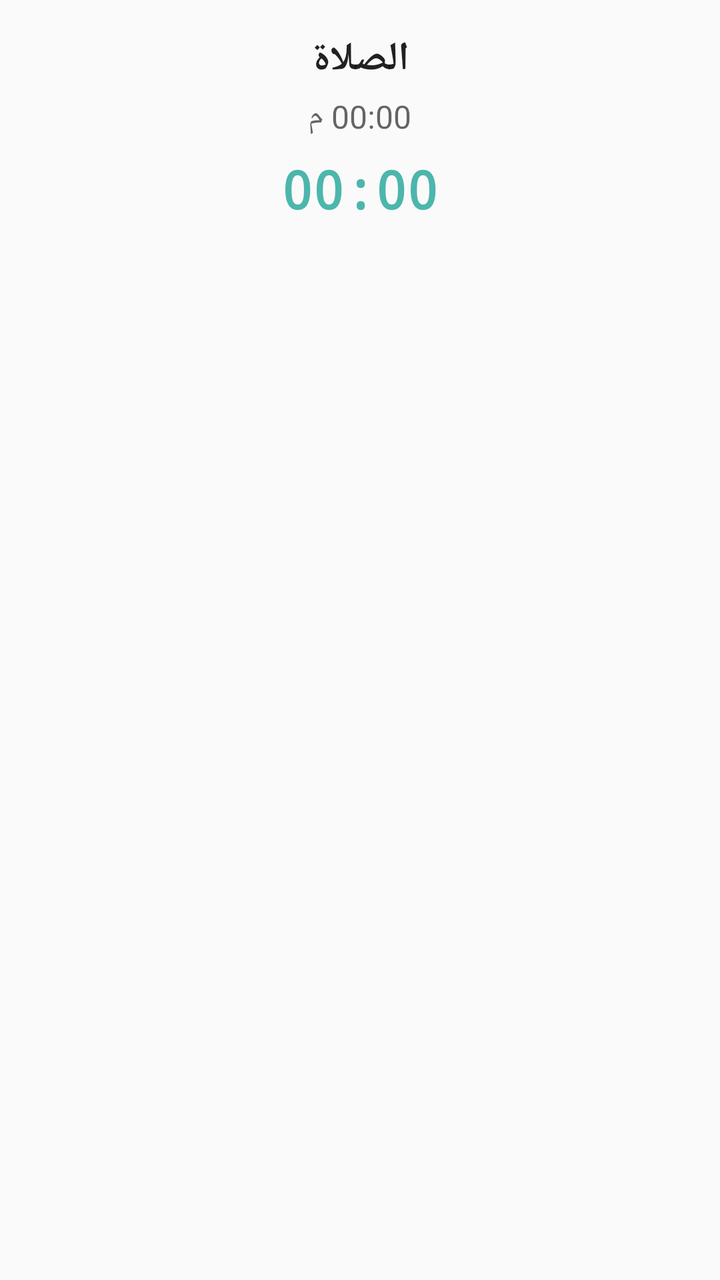
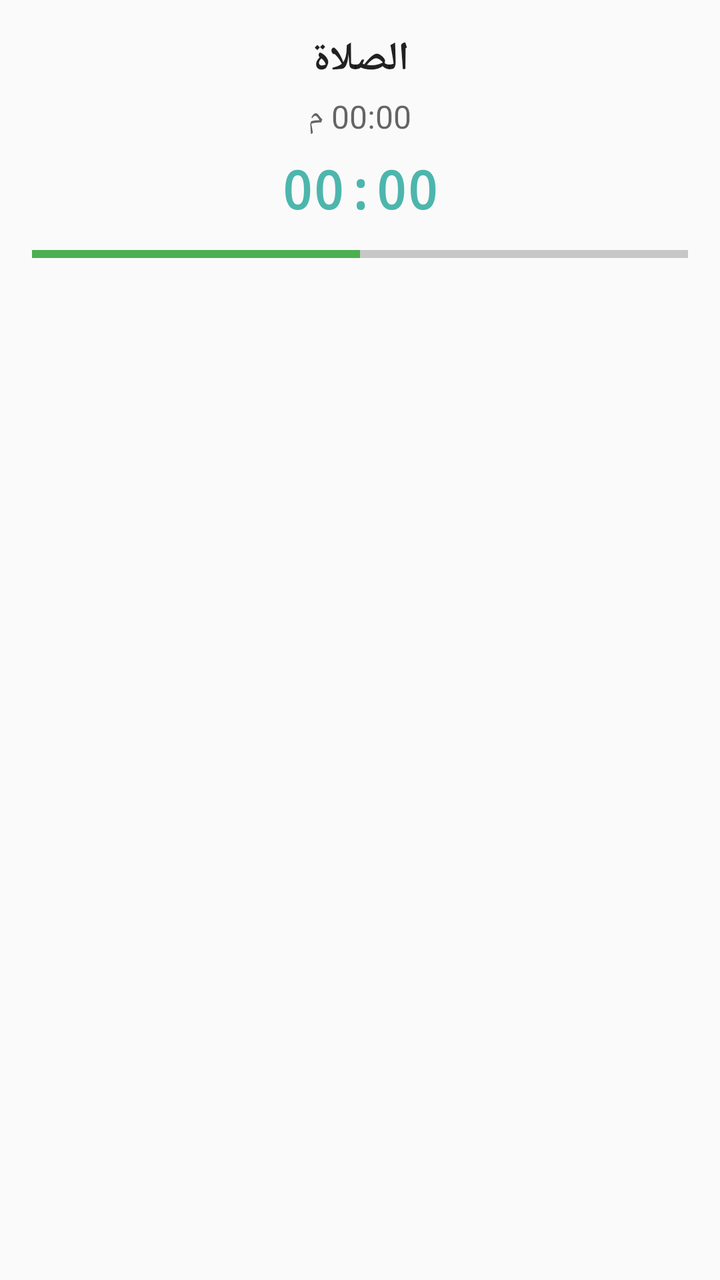

Screens rendered from an Android XML layout before and after an edit, with the pre-edit source and the edit as a unified diff.
<!-- AndroidManifest.xml: application theme AppTheme -->
<!-- res/layout/notif_persistent.xml -->
<?xml version="1.0" encoding="utf-8"?>
<LinearLayout xmlns:android="http://schemas.android.com/apk/res/android"
    android:layout_width="match_parent"
    android:layout_height="wrap_content"
    android:orientation="vertical"
    android:padding="16dp"
    android:gravity="center_horizontal">

    <TextView
        android:id="@+id/notif_prayer_name"
        android:layout_width="wrap_content"
        android:layout_height="wrap_content"
        android:text="الصلاة"
        android:textColor="?android:attr/textColorPrimary"
        android:textSize="20sp"
        android:textStyle="bold" />

    <TextView
        android:id="@+id/notif_prayer_time"
        android:layout_width="wrap_content"
        android:layout_height="wrap_content"
        android:text="00:00 م"
        android:textColor="?android:attr/textColorSecondary"
        android:textSize="16sp"
        android:layout_marginTop="4dp" />

    <Chronometer
        android:id="@+id/notif_chronometer"
        android:layout_width="wrap_content"
        android:layout_height="wrap_content"
        android:textColor="#4DB6AC"
        android:textSize="26sp"
        android:fontFamily="monospace"
        android:textStyle="bold"
        android:layout_marginTop="8dp" />
</LinearLayout>
<!-- resources referenced by this layout -->
<resources>
  <style name="AppTheme" parent="Theme.AppCompat.Light.DarkActionBar">
          
          <item name="colorPrimary">@color/colorPrimary</item>
          <item name="colorPrimaryDark">@color/colorPrimaryDark</item>
          <item name="colorAccent">@color/colorAccent</item>
      </style>
  <color name="colorPrimary">#02634D</color>
  <color name="colorPrimaryDark">#014A39</color>
  <color name="colorAccent">#D4A84B</color>
</resources>

<!-- the commit's change to res/layout/notif_persistent.xml (unified diff, before → after) -->
@@ -33,4 +33,17 @@
         android:fontFamily="monospace"
         android:textStyle="bold"
         android:layout_marginTop="8dp" />
+
+    
+    <ProgressBar
+        android:id="@+id/notif_progress_bar"
+        style="?android:attr/progressBarStyleHorizontal"
+        android:layout_width="match_parent"
+        android:layout_height="6dp"
+        android:layout_marginTop="12dp"
+        android:progressTint="#4CAF50"
+        android:progressBackgroundTint="#333333"
+        android:max="100"
+        android:progress="50" />
+
 </LinearLayout>
